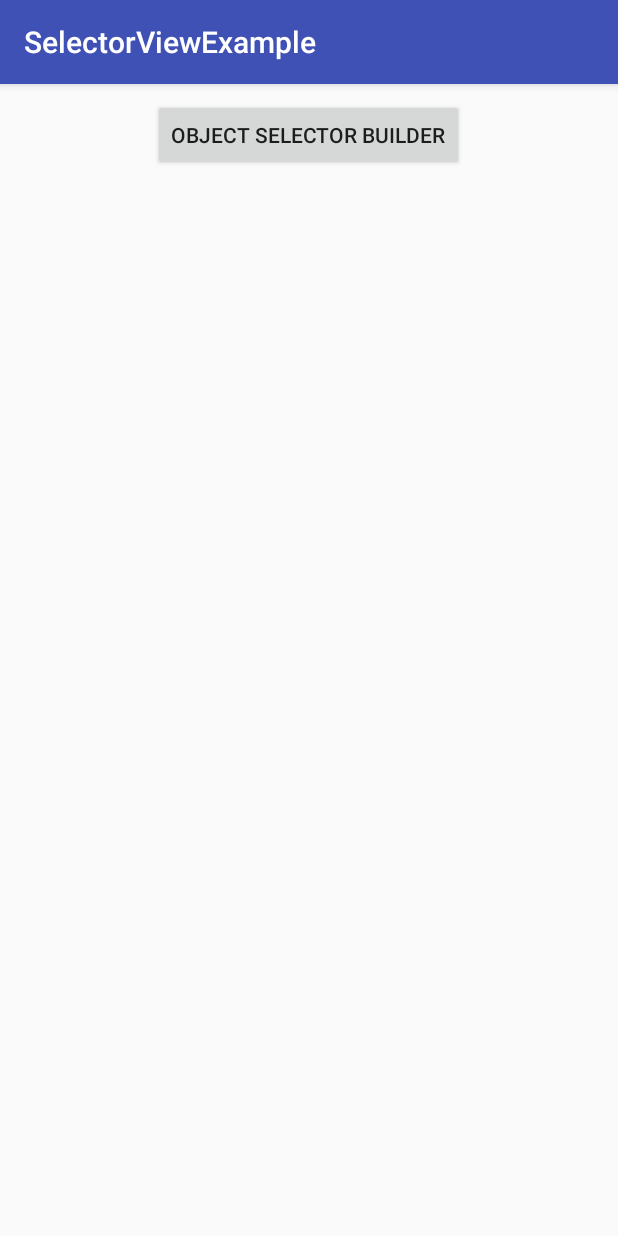
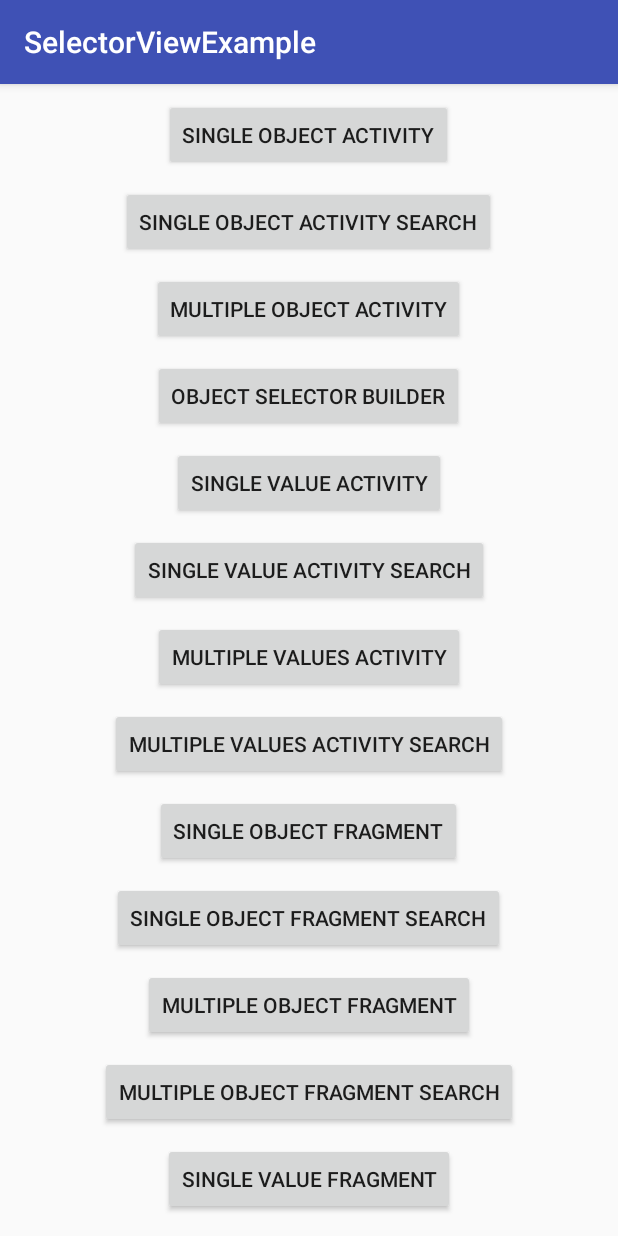
Before and after one commit to emilioscy/SelectorView-Android, an Android app: the screen it shows after launch (MainActivity), on a phone screen of 412 x 824 dp. Run offline under Robolectric (Android 15) with nearby library versions, the phone set to English and light mode, and no system bars.

```diff
--- a/app/src/main/java/selectorexample/androidapp/com/selectorviewexample/SelectorViewTest.java
+++ b/app/src/main/java/selectorexample/androidapp/com/selectorviewexample/SelectorViewTest.java
@@ -47,7 +47,6 @@ public class SelectorViewTest extends AppCompatActivity implements OnObjectSelec
             case 7:
                 typeEight();
                 break;
-
         }
     }
 
@@ -56,7 +55,7 @@ public class SelectorViewTest extends AppCompatActivity implements OnObjectSelec
         selector.setVisibility(View.VISIBLE);
         selector.setOnValueSelectorListener(this);
         selector.setDisplayedValues(getDisplayedValues());
-        selector.setSelectedValue("smallin 5");
+        selector.setSelectedValue("Value 5");
     }
 
     private void typeSeven() {
@@ -64,7 +63,7 @@ public class SelectorViewTest extends AppCompatActivity implements OnObjectSelec
         selector.setVisibility(View.VISIBLE);
         selector.setOnValueSelectorListener(this);
         selector.setDisplayedValues(getDisplayedValues());
-        selector.setSelectedValue("smallin 5");
+        selector.setSelectedValue("Value 5");
     }
 
     private void typeSix() {
@@ -72,7 +71,7 @@ public class SelectorViewTest extends AppCompatActivity implements OnObjectSelec
         selector.setVisibility(View.VISIBLE);
         selector.setOnValueSelectorListener(this);
         selector.setDisplayedValues(getDisplayedValues());
-        selector.setSelectedValue("smallin 5");
+        selector.setSelectedValue("Value 5");
     }
 
     private void typeFive() {
@@ -80,7 +79,7 @@ public class SelectorViewTest extends AppCompatActivity implements OnObjectSelec
         selector.setVisibility(View.VISIBLE);
         selector.setOnValueSelectorListener(this);
         selector.setDisplayedValues(getDisplayedValues());
-        selector.setSelectedValue("smallin 5");
+        selector.setSelectedValue("Value 5");
     }
 
     private void typeFour() {
@@ -114,7 +113,7 @@ public class SelectorViewTest extends AppCompatActivity implements OnObjectSelec
     private List<String> getDisplayedValues() {
         List<String> array = new ArrayList<>();
         for (int x = 0; x < 200; x++) {
-            array.add("smallin " + x);
+            array.add("Value " + x);
         }
         return array;
     }
@@ -128,8 +127,8 @@ public class SelectorViewTest extends AppCompatActivity implements OnObjectSelec
 
     private List<String> getSelectedValues() {
         List<String> stringList = new ArrayList<>();
-        stringList.add("smallin 2");
-        stringList.add("smallin 4");
+        stringList.add("Value 2");
+        stringList.add("Value 4");
         return stringList;
     }
 
--- a/app/src/main/res/layout/activity_main.xml
+++ b/app/src/main/res/layout/activity_main.xml
@@ -11,26 +11,26 @@
         android:gravity="center_horizontal"
         android:orientation="vertical">
 
-        <!--<Button-->
-            <!--android:layout_width="wrap_content"-->
-            <!--android:layout_height="wrap_content"-->
-            <!--android:layout_marginTop="10dp"-->
-            <!--android:onClick="onSingleObjectActivity"-->
-            <!--android:text="Single Object Activity" />-->
+        <Button
+            android:layout_width="wrap_content"
+            android:layout_height="wrap_content"
+            android:layout_marginTop="10dp"
+            android:onClick="onSingleObjectActivity"
+            android:text="Single Object Activity" />
 
-        <!--<Button-->
-            <!--android:layout_width="wrap_content"-->
-            <!--android:layout_height="wrap_content"-->
-            <!--android:layout_marginTop="10dp"-->
-            <!--android:onClick="onSingleObjectActivitySearch"-->
-            <!--android:text="Single Object Activity Search" />-->
+        <Button
+            android:layout_width="wrap_content"
+            android:layout_height="wrap_content"
+            android:layout_marginTop="10dp"
+            android:onClick="onSingleObjectActivitySearch"
+            android:text="Single Object Activity Search" />
 
-        <!--<Button-->
-            <!--android:layout_width="wrap_content"-->
-            <!--android:layout_height="wrap_content"-->
-            <!--android:layout_marginTop="10dp"-->
-            <!--android:onClick="onMultipleObjectActivity"-->
-            <!--android:text="Multiple Object Activity" />-->
+        <Button
+            android:layout_width="wrap_content"
+            android:layout_height="wrap_content"
+            android:layout_marginTop="10dp"
+            android:onClick="onMultipleObjectActivity"
+            android:text="Multiple Object Activity" />
 
         <Button
             android:layout_width="wrap_content"
@@ -39,145 +39,145 @@
             android:onClick="onMultipleObjectActivitySearch"
             android:text="Object Selector Builder" />
 
-        <!--<Button-->
-            <!--android:layout_width="wrap_content"-->
-            <!--android:layout_height="wrap_content"-->
-            <!--android:layout_marginTop="10dp"-->
-            <!--android:onClick="onSingleValueActivity"-->
-            <!--android:text="Single Value Activity" />-->
+        <Button
+            android:layout_width="wrap_content"
+            android:layout_height="wrap_content"
+            android:layout_marginTop="10dp"
+            android:onClick="onSingleValueActivity"
+            android:text="Single Value Activity" />
 
-        <!--<Button-->
-            <!--android:layout_width="wrap_content"-->
-            <!--android:layout_height="wrap_content"-->
-            <!--android:layout_marginTop="10dp"-->
-            <!--android:onClick="onSingleValueActivitySearch"-->
-            <!--android:text="Single Value Activity Search" />-->
+        <Button
+            android:layout_width="wrap_content"
+            android:layout_height="wrap_content"
+            android:layout_marginTop="10dp"
+            android:onClick="onSingleValueActivitySearch"
+            android:text="Single Value Activity Search" />
 
-        <!--<Button-->
-            <!--android:layout_width="wrap_content"-->
-            <!--android:layout_height="wrap_content"-->
-            <!--android:layout_marginTop="10dp"-->
-            <!--android:onClick="onMultipleValuesActivity"-->
-            <!--android:text="Multiple Values Activity" />-->
+        <Button
+            android:layout_width="wrap_content"
+            android:layout_height="wrap_content"
+            android:layout_marginTop="10dp"
+            android:onClick="onMultipleValuesActivity"
+            android:text="Multiple Values Activity" />
 
-        <!--<Button-->
-            <!--android:layout_width="wrap_content"-->
-            <!--android:layout_height="wrap_content"-->
-            <!--android:layout_marginTop="10dp"-->
-            <!--android:onClick="onMultipleValuesActivitySearch"-->
-            <!--android:text="Multiple Values Activity Search" />-->
+        <Button
+            android:layout_width="wrap_content"
+            android:layout_height="wrap_content"
+            android:layout_marginTop="10dp"
+            android:onClick="onMultipleValuesActivitySearch"
+            android:text="Multiple Values Activity Search" />
 
-        <!--<Button-->
-            <!--android:layout_width="wrap_content"-->
-            <!--android:layout_height="wrap_content"-->
-            <!--android:layout_marginTop="10dp"-->
-            <!--android:onClick="onSingleObjectFragment"-->
-            <!--android:text="Single Object Fragment" />-->
+        <Button
+            android:layout_width="wrap_content"
+            android:layout_height="wrap_content"
+            android:layout_marginTop="10dp"
+            android:onClick="onSingleObjectFragment"
+            android:text="Single Object Fragment" />
 
-        <!--<Button-->
-            <!--android:layout_width="wrap_content"-->
-            <!--android:layout_height="wrap_content"-->
-            <!--android:layout_marginTop="10dp"-->
-            <!--android:onClick="onSingleObjectFragmentSearch"-->
-            <!--android:text="Single Object Fragment Search" />-->
+        <Button
+            android:layout_width="wrap_content"
+            android:layout_height="wrap_content"
+            android:layout_marginTop="10dp"
+            android:onClick="onSingleObjectFragmentSearch"
+            android:text="Single Object Fragment Search" />
 
-        <!--<Button-->
-            <!--android:layout_width="wrap_content"-->
-            <!--android:layout_height="wrap_content"-->
-            <!--android:layout_marginTop="10dp"-->
-            <!--android:onClick="onMultipleObjectFragment"-->
-            <!--android:text="Multiple Object Fragment" />-->
+        <Button
+            android:layout_width="wrap_content"
+            android:layout_height="wrap_content"
+            android:layout_marginTop="10dp"
+            android:onClick="onMultipleObjectFragment"
+            android:text="Multiple Object Fragment" />
 
-        <!--<Button-->
-            <!--android:layout_width="wrap_content"-->
-            <!--android:layout_height="wrap_content"-->
-            <!--android:layout_marginTop="10dp"-->
-            <!--android:onClick="onMultipleObjectFragmentSearch"-->
-            <!--android:text="Multiple Object Fragment Search" />-->
+        <Button
+            android:layout_width="wrap_content"
+            android:layout_height="wrap_content"
+            android:layout_marginTop="10dp"
+            android:onClick="onMultipleObjectFragmentSearch"
+            android:text="Multiple Object Fragment Search" />
 
-        <!--<Button-->
-            <!--android:layout_width="wrap_content"-->
-            <!--android:layout_height="wrap_content"-->
-            <!--android:layout_marginTop="10dp"-->
-            <!--android:onClick="onSingleValueFragment"-->
-            <!--android:text="Single Value Fragment" />-->
+        <Button
+            android:layout_width="wrap_content"
+            android:layout_height="wrap_content"
+            android:layout_marginTop="10dp"
+            android:onClick="onSingleValueFragment"
+            android:text="Single Value Fragment" />
 
-        <!--<Button-->
-            <!--android:layout_width="wrap_content"-->
-            <!--android:layout_height="wrap_content"-->
-            <!--android:layout_marginTop="10dp"-->
-            <!--android:onClick="onSingleValueFragmentSearch"-->
-            <!--android:text="Single Value Fragment Search" />-->
+        <Button
+            android:layout_width="wrap_content"
+            android:layout_height="wrap_content"
+            android:layout_marginTop="10dp"
+            android:onClick="onSingleValueFragmentSearch"
+            android:text="Single Value Fragment Search" />
 
-        <!--<Button-->
-            <!--android:layout_width="wrap_content"-->
-            <!--android:layout_height="wrap_content"-->
-            <!--android:layout_marginTop="10dp"-->
-            <!--android:onClick="onMultipleValuesFragment"-->
-            <!--android:text="Multiple Values Fragment" />-->
+        <Button
+            android:layout_width="wrap_content"
+            android:layout_height="wrap_content"
+            android:layout_marginTop="10dp"
+            android:onClick="onMultipleValuesFragment"
+            android:text="Multiple Values Fragment" />
 
-        <!--<Button-->
-            <!--android:layout_width="wrap_content"-->
-            <!--android:layout_height="wrap_content"-->
-            <!--android:layout_marginTop="10dp"-->
-            <!--android:onClick="onMultipleValuesFragmentSearch"-->
-            <!--android:text="Multiple Values Fragment Search" />-->
+        <Button
+            android:layout_width="wrap_content"
+            android:layout_height="wrap_content"
+            android:layout_marginTop="10dp"
+            android:onClick="onMultipleValuesFragmentSearch"
+            android:text="Multiple Values Fragment Search" />
 
-        <!--<Button-->
-            <!--android:layout_width="wrap_content"-->
-            <!--android:layout_height="wrap_content"-->
-            <!--android:layout_marginTop="10dp"-->
-            <!--android:onClick="onSingleObjectSelectorView"-->
-            <!--android:text="Single Object SelectorView" />-->
+        <Button
+            android:layout_width="wrap_content"
+            android:layout_height="wrap_content"
+            android:layout_marginTop="10dp"
+            android:onClick="onSingleObjectSelectorView"
+            android:text="Single Object SelectorView" />
 
-        <!--<Button-->
-            <!--android:layout_width="wrap_content"-->
-            <!--android:layout_height="wrap_content"-->
-            <!--android:layout_marginTop="10dp"-->
-            <!--android:onClick="onSingleObjectSelectorViewSearch"-->
-            <!--android:text="Single Object SelectorView Search" />-->
+        <Button
+            android:layout_width="wrap_content"
+            android:layout_height="wrap_content"
+            android:layout_marginTop="10dp"
+            android:onClick="onSingleObjectSelectorViewSearch"
+            android:text="Single Object SelectorView Search" />
 
-        <!--<Button-->
-            <!--android:layout_width="wrap_content"-->
-            <!--android:layout_height="wrap_content"-->
-            <!--android:layout_marginTop="10dp"-->
-            <!--android:onClick="onMultipleObjectSelectorView"-->
-            <!--android:text="Multiple Object SelectorView" />-->
+        <Button
+            android:layout_width="wrap_content"
+            android:layout_height="wrap_content"
+            android:layout_marginTop="10dp"
+            android:onClick="onMultipleObjectSelectorView"
+            android:text="Multiple Object SelectorView" />
 
-        <!--<Button-->
-            <!--android:layout_width="wrap_content"-->
-            <!--android:layout_height="wrap_content"-->
-            <!--android:layout_marginTop="10dp"-->
-            <!--android:onClick="onMultipleObjectSelectorViewSearch"-->
-            <!--android:text="Multiple Object SelectorView Search" />-->
+        <Button
+            android:layout_width="wrap_content"
+            android:layout_height="wrap_content"
+            android:layout_marginTop="10dp"
+            android:onClick="onMultipleObjectSelectorViewSearch"
+            android:text="Multiple Object SelectorView Search" />
 
-        <!--<Button-->
-            <!--android:layout_width="wrap_content"-->
-            <!--android:layout_height="wrap_content"-->
-            <!--android:layout_marginTop="10dp"-->
-            <!--android:onClick="onSingleValueSelectorView"-->
-            <!--android:text="Single Value SelectorView" />-->
+        <Button
+            android:layout_width="wrap_content"
+            android:layout_height="wrap_content"
+            android:layout_marginTop="10dp"
+            android:onClick="onSingleValueSelectorView"
+            android:text="Single Value SelectorView" />
 
-        <!--<Button-->
-            <!--android:layout_width="wrap_content"-->
-            <!--android:layout_height="wrap_content"-->
-            <!--android:layout_marginTop="10dp"-->
-            <!--android:onClick="onSingleValueSelectorViewSearch"-->
-            <!--android:text="Single Value SelectorView Search" />-->
+        <Button
+            android:layout_width="wrap_content"
+            android:layout_height="wrap_content"
+            android:layout_marginTop="10dp"
+            android:onClick="onSingleValueSelectorViewSearch"
+            android:text="Single Value SelectorView Search" />
 
-        <!--<Button-->
-            <!--android:layout_width="wrap_content"-->
-            <!--android:layout_height="wrap_content"-->
-            <!--android:layout_marginTop="10dp"-->
-            <!--android:onClick="onMultipleValuesSelectorView"-->
-            <!--android:text="Multiple Values SelectorView" />-->
+        <Button
+            android:layout_width="wrap_content"
+            android:layout_height="wrap_content"
+            android:layout_marginTop="10dp"
+            android:onClick="onMultipleValuesSelectorView"
+            android:text="Multiple Values SelectorView" />
 
-        <!--<Button-->
-            <!--android:layout_width="wrap_content"-->
-            <!--android:layout_height="wrap_content"-->
-            <!--android:layout_marginTop="10dp"-->
-            <!--android:onClick="onMultipleValuesSelectorViewSearch"-->
-            <!--android:text="Multiple Values SelectorView Search" />-->
+        <Button
+            android:layout_width="wrap_content"
+            android:layout_height="wrap_content"
+            android:layout_marginTop="10dp"
+            android:onClick="onMultipleValuesSelectorViewSearch"
+            android:text="Multiple Values SelectorView Search" />
 
     </LinearLayout>
 
```
Also changed, not shown: app/src/main/res/layout/activity_selector_view_test.xml (+30 -0 lines).
